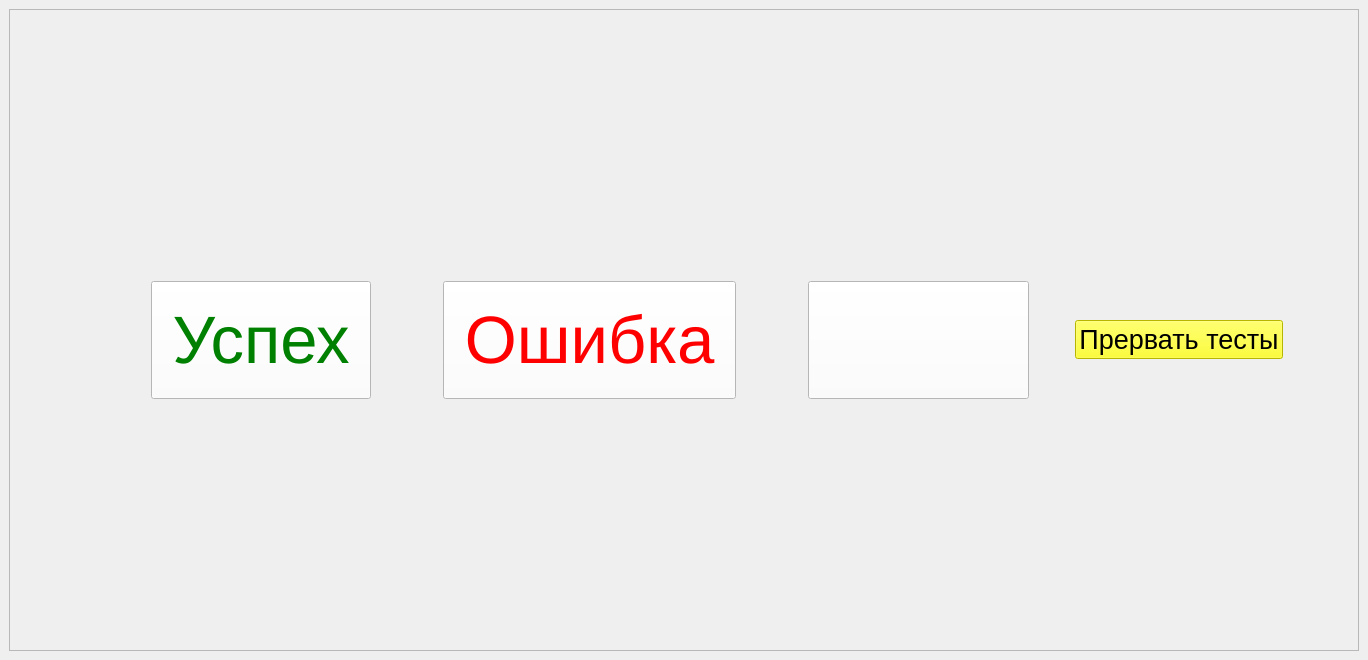
Before: the Qt Designer form ui/test_brightness.ui in Mex93/MonoblockTests, drawn with Qt 5.
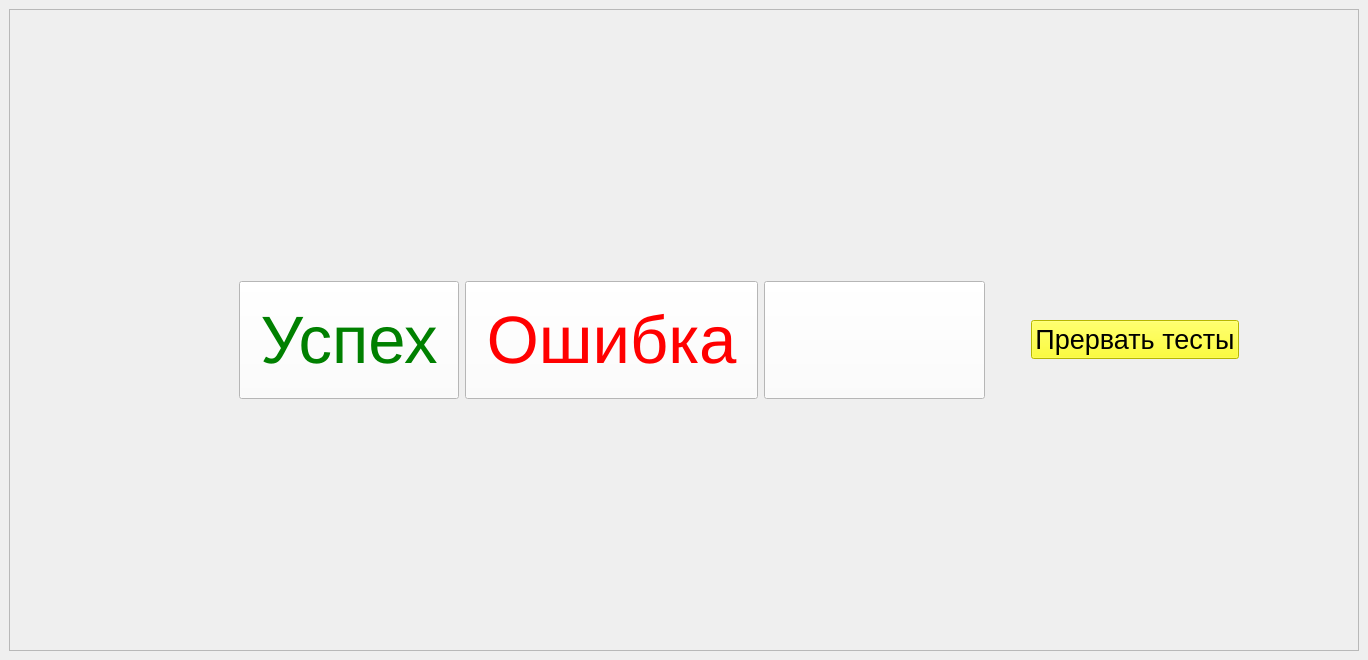
After: the same form once the commit is applied. Icons and pictures are not drawn.

Commit message: rebuild all tests gui, is process for rebuilding all for Danil

```diff
--- a/ui/test_brightness.ui
+++ b/ui/test_brightness.ui
@@ -78,19 +78,6 @@
              </property>
             </widget>
            </item>
-           <item>
-            <spacer name="horizontalSpacer_2">
-             <property name="orientation">
-              <enum>Qt::Orientation::Horizontal</enum>
-             </property>
-             <property name="sizeHint" stdset="0">
-              <size>
-               <width>40</width>
-               <height>20</height>
-              </size>
-             </property>
-            </spacer>
-           </item>
            <item>
             <widget class="QPushButton" name="pushButton_fail">
              <property name="font">
@@ -108,19 +95,6 @@
              </property>
             </widget>
            </item>
-           <item>
-            <spacer name="horizontalSpacer_4">
-             <property name="orientation">
-              <enum>Qt::Orientation::Horizontal</enum>
-             </property>
-             <property name="sizeHint" stdset="0">
-              <size>
-               <width>40</width>
-               <height>20</height>
-              </size>
-             </property>
-            </spacer>
-           </item>
            <item>
             <widget class="QPushButton" name="pushButton_relaunch">
              <property name="font">
```
The commit also changes 28 other files.
